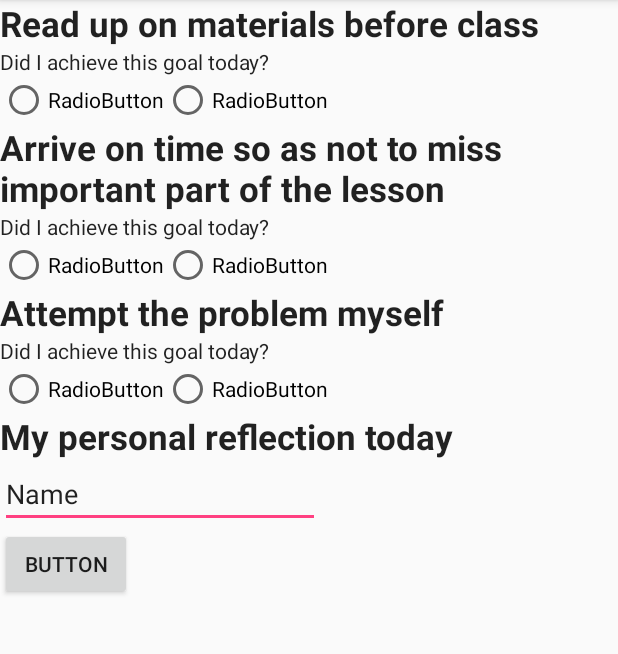
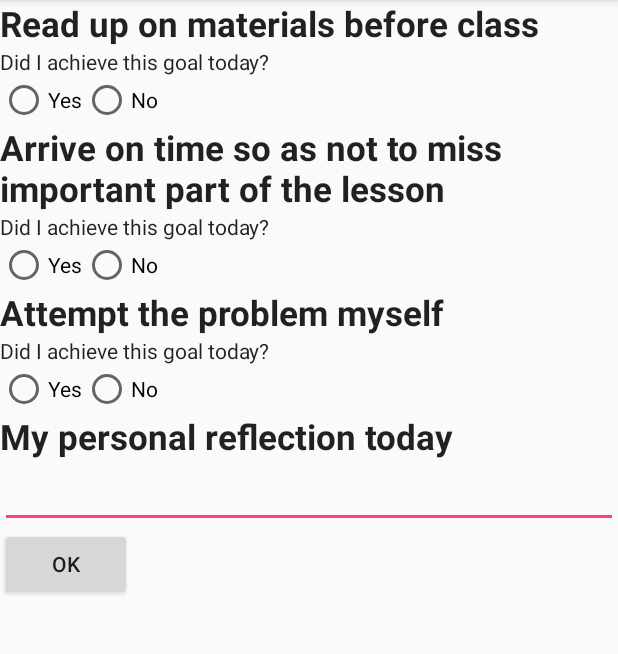
Before and after one commit to OngTrueno/P01-DailyGoals, an Android app: the screen it shows after launch (MainActivity), on a phone screen of 412 x 824 dp, the part 84-738 px from its top. Run offline under Robolectric (Android 15) with nearby library versions, the phone set to English and light mode, and no system bars.

Commit message:
Completed the layout.

```diff
--- a/app/src/main/res/layout/activity_main.xml
+++ b/app/src/main/res/layout/activity_main.xml
@@ -33,14 +33,14 @@
             android:layout_width="wrap_content"
             android:layout_height="wrap_content"
             android:layout_weight="1"
-            android:text="RadioButton" />
+            android:text="Yes" />
 
         <RadioButton
             android:id="@+id/radioButton2"
             android:layout_width="wrap_content"
             android:layout_height="wrap_content"
             android:layout_weight="1"
-            android:text="RadioButton" />
+            android:text="No" />
     </RadioGroup>
 
     <TextView
@@ -69,14 +69,14 @@
             android:layout_width="wrap_content"
             android:layout_height="wrap_content"
             android:layout_weight="1"
-            android:text="RadioButton" />
+            android:text="Yes" />
 
         <RadioButton
             android:id="@+id/radioButton4"
             android:layout_width="wrap_content"
             android:layout_height="wrap_content"
             android:layout_weight="1"
-            android:text="RadioButton" />
+            android:text="No" />
     </RadioGroup>
 
     <TextView
@@ -105,14 +105,14 @@
             android:layout_width="wrap_content"
             android:layout_height="wrap_content"
             android:layout_weight="1"
-            android:text="RadioButton" />
+            android:text="Yes" />
 
         <RadioButton
             android:id="@+id/radioButton6"
             android:layout_width="wrap_content"
             android:layout_height="wrap_content"
             android:layout_weight="1"
-            android:text="RadioButton" />
+            android:text="No" />
     </RadioGroup>
 
     <TextView
@@ -126,15 +126,14 @@
 
     <EditText
         android:id="@+id/editText"
-        android:layout_width="wrap_content"
+        android:layout_width="match_parent"
         android:layout_height="wrap_content"
         android:ems="10"
-        android:inputType="textPersonName"
-        android:text="Name" />
+        android:inputType="textPersonName" />
 
     <Button
         android:id="@+id/button"
         android:layout_width="wrap_content"
         android:layout_height="wrap_content"
-        android:text="Button" />
+        android:text="OK" />
 </LinearLayout>
```
